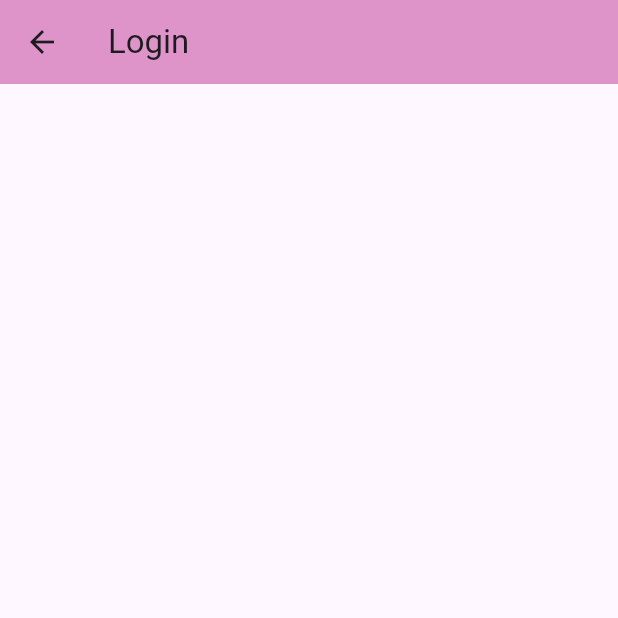
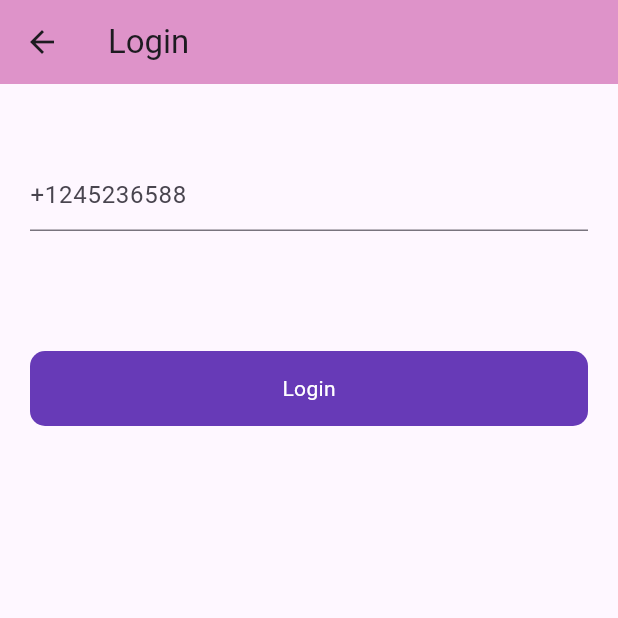
Before and after one commit to shivanitomar0416/firebase_project, a Flutter app: the LoginWithPhoneNumber screen opened directly, on a phone screen of 412 x 824 dp, the top half of it. Run offline on Flutter 3.47's test engine with Material 3 defaults, Android fonts, the phone set to English and light mode, and no system bars; our stand-ins replace firebase_auth, firebase_core, fluttertoast; accounts and stored records are empty.

Commit message:
My_Code_09

```diff
--- a/lib/ui/auth/login_with_phone_number.dart
+++ b/lib/ui/auth/login_with_phone_number.dart
@@ -1,3 +1,7 @@
+import 'package:firebase_auth/firebase_auth.dart';
+import 'package:firebase_project/ui/auth/verify_code.dart';
+import 'package:firebase_project/utils/utils.dart';
+import 'package:firebase_project/widgets/round_button.dart';
 import 'package:flutter/material.dart';
 
 class LoginWithPhoneNumber extends StatefulWidget {
@@ -8,16 +12,50 @@ class LoginWithPhoneNumber extends StatefulWidget {
 }
 
 class _LoginWithPhoneNumberState extends State<LoginWithPhoneNumber> {
+  bool loading = false;
+  final phoneNumberController = TextEditingController();
+  final auth = FirebaseAuth.instance;
   @override
   Widget build(BuildContext context) {
     return Scaffold(
       appBar: AppBar(
-        title: Text('Login'),
+        title: const Text('Login'),
       ),
-      body: Column(
-        children: [
-
-        ],
+      body: Padding(
+        padding: const EdgeInsets.symmetric(horizontal: 20),
+        child: Column(
+          // Removed the 'const' keyword
+          children: [
+            SizedBox(
+              height: 50,
+            ),
+            TextFormField(
+              controller: phoneNumberController,
+              decoration: InputDecoration(hintText: "+1245236588"),
+            ),
+            SizedBox(
+              height: 80,
+            ),
+            RoundButton(
+                title: 'Login',
+                onTap: () {
+                  auth.verifyPhoneNumber(
+                      phoneNumber: phoneNumberController.text,
+                      verificationCompleted: (_) {},
+                      verificationFailed: (e) {
+                        Utils().toastMessage(e.toString());
+                      },
+                      codeSent: (String verificationId, int? token) {
+                        Navigator.push(
+                            context, MaterialPageRoute(
+                              builder: (context)=> VerifyCodeScreen(verificationId: verificationId,)));
+                      },
+                      codeAutoRetrievalTimeout: (e) {
+                        Utils().toastMessage(e.toString());
+                      });
+                })
+          ],
+        ),
       ),
     );
   }
```
Also changed, not shown: lib/ui/auth/login_screen.dart (+13 -11 lines), lib/ui/auth/verify_code.dart (+6 -6 lines).
